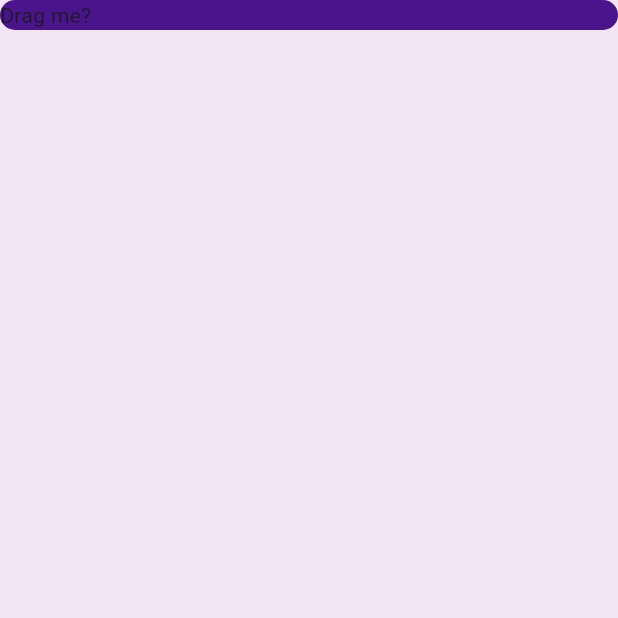
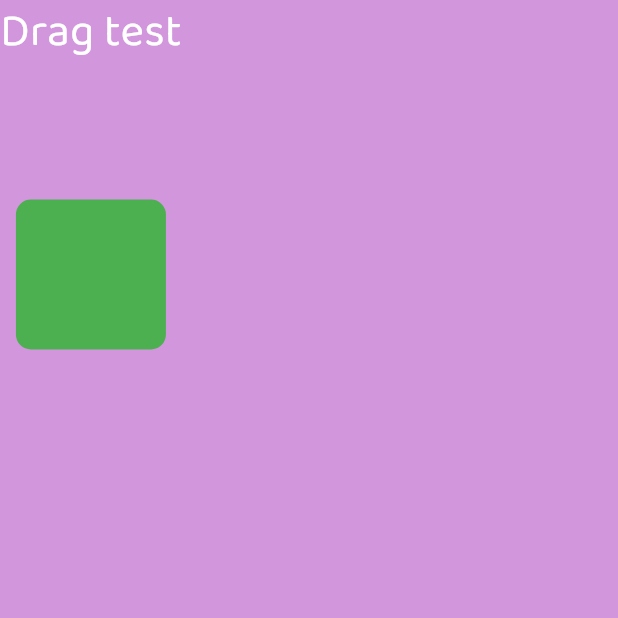
Before and after one commit to Unique-chiemerie/draggable, a Flutter app: the screen it shows after launch, on a phone screen of 412 x 824 dp, the top half of it. Run offline on Flutter 3.47's test engine with Material 2 defaults, Android fonts, the phone set to English and light mode, and no system bars; our stand-ins replace google_fonts.

Commit message:
maybe i've gotten it ?

```diff
--- a/lib/main.dart
+++ b/lib/main.dart
@@ -1,4 +1,5 @@
 import 'package:flutter/material.dart';
+import 'package:google_fonts/google_fonts.dart';
 
 void main() {
   runApp(
@@ -23,48 +24,54 @@ class _dragState extends State<drag> {
     double left = 0;
     double top = 0;
     return Scaffold(
-      backgroundColor: Colors.purple.shade50,
-      body: ListView(
+        backgroundColor: const Color.fromARGB(255, 210, 150, 220),
+        body: Column(
+          crossAxisAlignment: CrossAxisAlignment.center,
           children: [
+            Text(
+              'Drag test',
+              style: GoogleFonts.baloo2(fontSize: 30, color: Colors.white),
+            ),
+            const SizedBox(
+              height: 90,
+            ),
             Draggable(
               feedback: Container(
+                height: 100,
+                width: 100,
                 decoration: BoxDecoration(
-                color: const Color.fromARGB(43, 132, 58, 223),
+                  color: Colors.green.withOpacity(20),
                   borderRadius: BorderRadius.circular(10),
                 ),
-              child: const Text(
-                'Dragging!!!!',
               ),
-            ),
-//the ondrag logic(this one helps to mark/ note the location you started off from )
+              //ondrag start
               onDragStarted: () {
                 setState(() {
                   left = left;
                   top = top;
                 });
               },
+
               onDragUpdate: (details) {
                 setState(() {
-                left += details.delta.dx;
-                top += details.delta.dy;
+                  top += details.delta.dx;
+                  left += details.delta.dy;
                 });
               },
               child: Positioned(
+                left: left,
                 top: top,
-              left: left,
                 child: Container(
+                  height: 100,
+                  width: 100,
                   decoration: BoxDecoration(
-                  color: Colors.purple.shade900,
+                    color: Colors.green,
                     borderRadius: BorderRadius.circular(10),
-                ),
-                child: const Text(
-                  'Drag me?',
                   ),
                 ),
               ),
             ),
           ],
-      ),
-    );
+        ));
   }
 }
```
Lines whose indentation alone changed are shown as unchanged.
